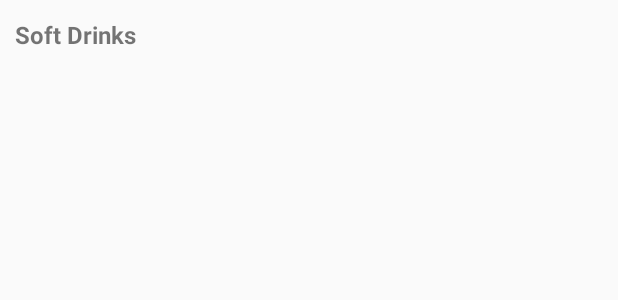
After one commit to chef-coders/ComTec-Kitchen, an Android app: the layout header_view.xml on its own in the app's theme, with its tools: preview values and no code run, on a phone screen of 412 x 824 dp. The commit adds this screen. Shown: the top 300 px of the screen. Run offline under Robolectric (Android 15) with nearby library versions, the phone set to English and light mode, and no system bars.

Commit message:
Sectioned RecyclerView

```diff
--- a/app/build.gradle
+++ b/app/build.gradle
@@ -32,6 +32,7 @@ dependencies {
 	// UI
 	implementation 'com.android.support:recyclerview-v7:28.0.0'
 	implementation 'com.android.support:design:28.0.0'
+	implementation 'io.github.luizgrp.sectionedrecyclerviewadapter:sectionedrecyclerviewadapter:1.2.0'
 
 	// Model/JSON
 	implementation group: 'com.google.code.gson', name: 'gson', version: '2.8.5'
--- /dev/null
+++ b/app/src/main/res/layout/header_view.xml
@@ -0,0 +1,22 @@
+<?xml version="1.0" encoding="utf-8"?>
+<RelativeLayout xmlns:android="http://schemas.android.com/apk/res/android"
+    android:layout_width="match_parent"
+    android:layout_height="wrap_content"
+    android:background="?android:attr/selectableItemBackground"
+    android:clickable="true"
+    android:focusable="true"
+    android:orientation="vertical"
+    android:layout_marginBottom="2dp"
+    android:layout_marginTop="2dp"
+    android:padding="10dp">
+
+    <TextView
+        android:id="@+id/section_title"
+        android:layout_width="match_parent"
+        android:layout_height="wrap_content"
+        android:layout_alignParentTop="true"
+        android:textSize="16dp"
+        android:textStyle="bold"
+        android:text="Soft Drinks"/>
+
+</RelativeLayout>
```
Also changed, not shown: app/src/main/java/de/unikassel/chefcoders/codecampkitchen/ui/AllItemsFragment.java (+9 -4 lines), app/src/main/java/de/unikassel/chefcoders/codecampkitchen/ui/recyclerview/ItemSection.java (added, +44 -0 lines), app/src/main/java/de/unikassel/chefcoders/codecampkitchen/ui/recyclerview/ItemsAdapter.java (deleted, +0 -43 lines).
